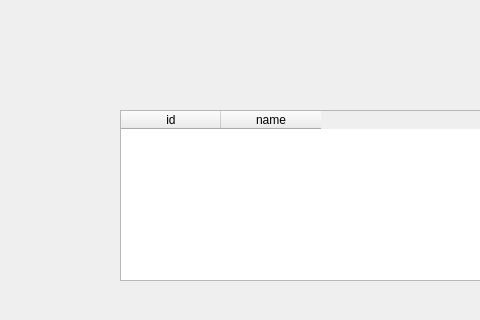
Before: the Qt Designer form pyside/pos/views/company.ui in mestizosdev/pos_xml_rpc, drawn with Qt 5; both pictures show x 0 to 480 and y 0 to 320 of the 800 by 600 pixel window.
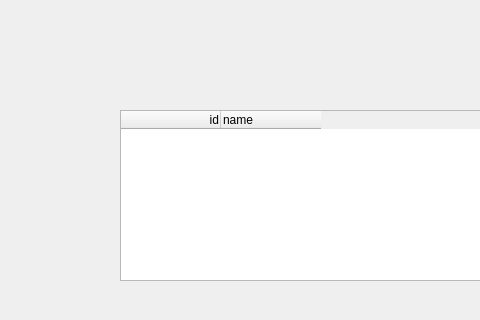
After: the same form once the commit is applied.

Patch:
```diff
--- a/pyside/pos/views/company.ui
+++ b/pyside/pos/views/company.ui
@@ -23,15 +23,24 @@
       <height>171</height>
      </rect>
     </property>
+    <property name="gridStyle">
+     <enum>Qt::SolidLine</enum>
+    </property>
     <column>
      <property name="text">
       <string>id</string>
      </property>
+     <property name="textAlignment">
+      <set>AlignTrailing|AlignVCenter</set>
+     </property>
     </column>
     <column>
      <property name="text">
       <string>name</string>
      </property>
+     <property name="textAlignment">
+      <set>AlignLeading|AlignVCenter</set>
+     </property>
     </column>
    </widget>
   </widget>
```
Left out of the diff: 2 changed lines with no effect on the pictures.
